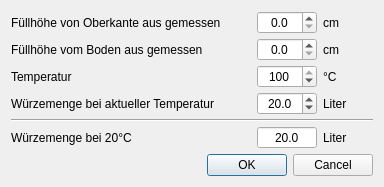
kleiner-brauhelfer/kleiner-brauhelfer-2, file kleiner-brauhelfer/dialogs/dlgvolumen.ui: the form before one commit.
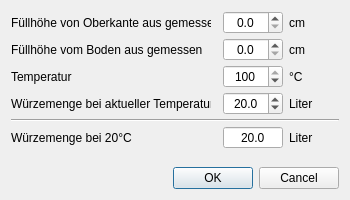
The form after the commit. Custom widgets are drawn as their Qt base class.

Diff of the .ui file:
```diff
--- a/kleiner-brauhelfer/dialogs/dlgvolumen.ui
+++ b/kleiner-brauhelfer/dialogs/dlgvolumen.ui
@@ -6,10 +6,16 @@
    <rect>
     <x>0</x>
     <y>0</y>
-    <width>384</width>
-    <height>187</height>
+    <width>350</width>
+    <height>200</height>
    </rect>
   </property>
+  <property name="minimumSize">
+   <size>
+    <width>332</width>
+    <height>172</height>
+   </size>
+  </property>
   <property name="windowTitle">
    <string>Eingabehilfe für Volumen</string>
   </property>
```
